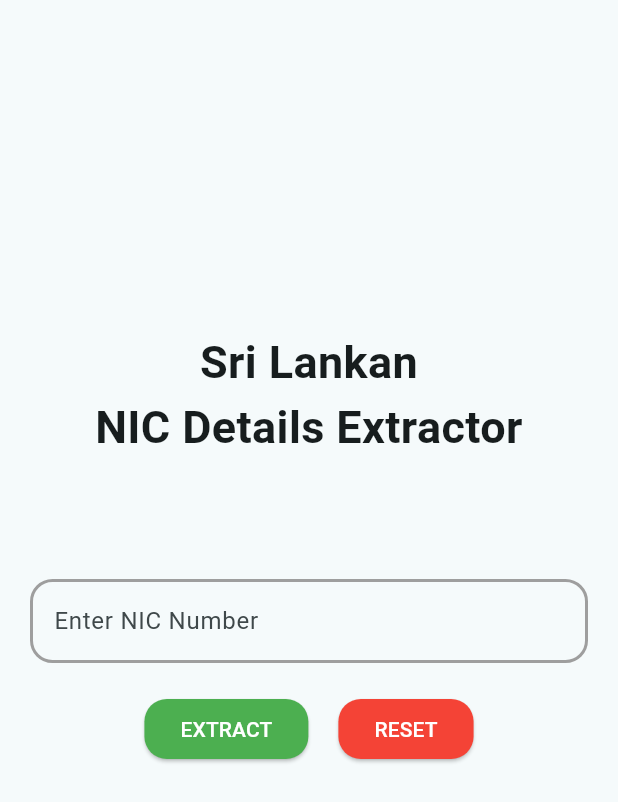
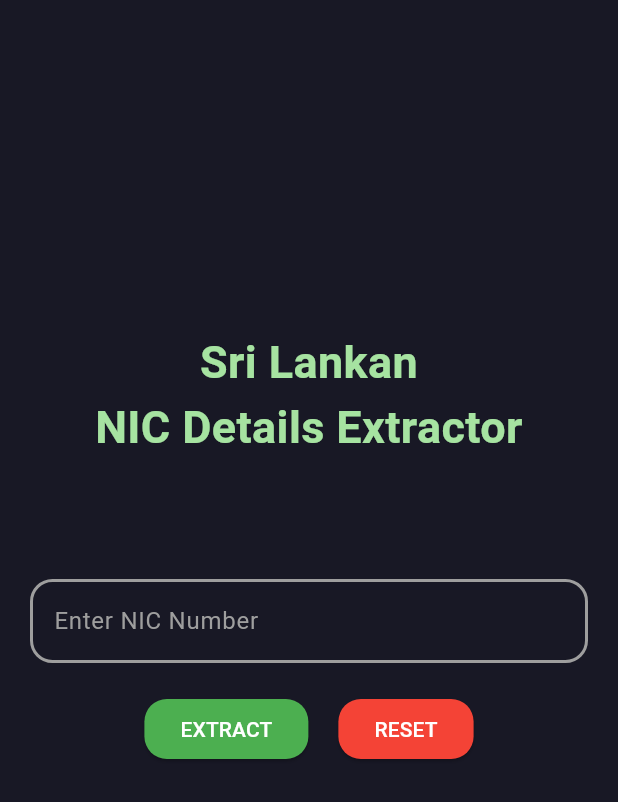
Before and after one commit to AchiraNadeeshan/sri_lankan_nic_details_extractor, a Flutter app: the screen it shows after launch, on a phone screen of 412 x 824 dp. Shown: the top 802 px of the screen. Run offline on Flutter 3.47's test engine with Material 3 defaults, Android fonts, the phone set to English and light mode, and no system bars; our stand-ins replace get.

Commit message:
feat: finalize home page UI with updated title color and background

```diff
--- a/lib/main.dart
+++ b/lib/main.dart
@@ -18,7 +18,7 @@ class NICApp extends StatelessWidget {
       title: 'NIC Details Extractor',
       theme: ThemeData(
         useMaterial3: true,
-        colorSchemeSeed: Colors.grey,
+        colorSchemeSeed: Colors.blue,
       ),
       initialBinding: NICBinding(),
       initialRoute: '/',
--- a/lib/screens/input_screen.dart
+++ b/lib/screens/input_screen.dart
@@ -10,6 +10,7 @@ class InputScreen extends StatelessWidget {
   @override
   Widget build(BuildContext context) {
     return Scaffold(
+      backgroundColor: const Color(0xFF181825), // Custom background color
       body: Padding(
         padding: const EdgeInsets.all(20.0),
         child: Column(
@@ -20,7 +21,11 @@ class InputScreen extends StatelessWidget {
               child: Text(
                 "Sri Lankan\nNIC Details Extractor",
                 textAlign: TextAlign.center,
-                style: TextStyle(fontSize: 30, fontWeight: FontWeight.bold),
+                style: TextStyle(
+                  fontSize: 30,
+                  fontWeight: FontWeight.bold,
+                  color: Color(0xFFA6E3A1),
+                ),
               ),
             ),
             const SizedBox(height: 80), // Space between title and input field
--- a/lib/screens/result_screen.dart
+++ b/lib/screens/result_screen.dart
@@ -10,6 +10,7 @@ class ResultScreen extends StatelessWidget {
   @override
   Widget build(BuildContext context) {
     return Scaffold(
+      backgroundColor: const Color(0xFF181825), // Custom background color
       body: Padding(
         padding: const EdgeInsets.all(16.0),
         child: Column(
@@ -20,7 +21,11 @@ class ResultScreen extends StatelessWidget {
               padding: const EdgeInsets.only(top: 80.0),
               child: const Text(
                 "NIC Details",
-                style: TextStyle(fontSize: 30, fontWeight: FontWeight.bold),
+                style: TextStyle(
+                  fontSize: 30,
+                  fontWeight: FontWeight.bold,
+                  color: Color(0xFFA6E3A1), // Title color updated to #A6E3A1
+                ),
               ),
             ),
             // Details section
--- a/lib/widgets/nic_input_field.dart
+++ b/lib/widgets/nic_input_field.dart
@@ -1,24 +1,56 @@
 import 'package:flutter/material.dart';
 import '../controllers/nic_controller.dart';
 
-class NICInputField extends StatelessWidget {
+class NICInputField extends StatefulWidget {
   final NICController controller;
+
   const NICInputField({super.key, required this.controller});
+
+  @override
+  _NICInputFieldState createState() => _NICInputFieldState();
+}
+
+class _NICInputFieldState extends State<NICInputField> {
+  final FocusNode _focusNode = FocusNode();
+
+  @override
+  void initState() {
+    super.initState();
+    // Listen for focus changes
+    _focusNode.addListener(() {
+      setState(() {}); // Trigger rebuild when focus changes
+    });
+  }
+
+  @override
+  void dispose() {
+    _focusNode.removeListener(() {});
+    _focusNode.dispose(); // Clean up focus node
+    super.dispose();
+  }
 
   @override
   Widget build(BuildContext context) {
     return TextField(
-      controller: controller.textController, // Bind controller to input field
-      onChanged: (value) => controller.nicNumber.value = value.toUpperCase(),
+      controller:
+          widget.controller.textController, // Bind controller to input field
+      onChanged: (value) =>
+          widget.controller.nicNumber.value = value.toUpperCase(),
+      focusNode: _focusNode, // Attach the focus node
+      style: TextStyle(
+        color: _focusNode.hasFocus
+            ? const Color(0xFFCDD6F4)
+            : Colors.grey, // Default text color when not focused
+      ),
       decoration: InputDecoration(
         border: OutlineInputBorder(
           borderSide: BorderSide(color: Colors.grey, width: 2),
           borderRadius:
-              BorderRadius.circular(20), // Wounded look with rounded corners
+              BorderRadius.circular(20), // Rounded look with rounded corners
         ),
         focusedBorder: OutlineInputBorder(
           borderSide: BorderSide(
-              color: Colors.grey, width: 2), // Highlight color on focus
+              color: const Color(0xFFCDD6F4), width: 2), // Focused border color
           borderRadius: BorderRadius.circular(15),
         ),
         enabledBorder: OutlineInputBorder(
@@ -27,7 +59,15 @@ class NICInputField extends StatelessWidget {
           borderRadius: BorderRadius.circular(15),
         ),
         labelText: "Enter NIC Number",
+        labelStyle: TextStyle(
+          color: _focusNode.hasFocus
+              ? const Color(0xFFCDD6F4)
+              : Colors.grey, // Change label color based on focus
+        ),
+        floatingLabelBehavior:
+            FloatingLabelBehavior.auto, // Floating label behavior
       ),
+      cursorColor: const Color(0xFFCDD6F4), // Cursor color when focused
     );
   }
 }
```
